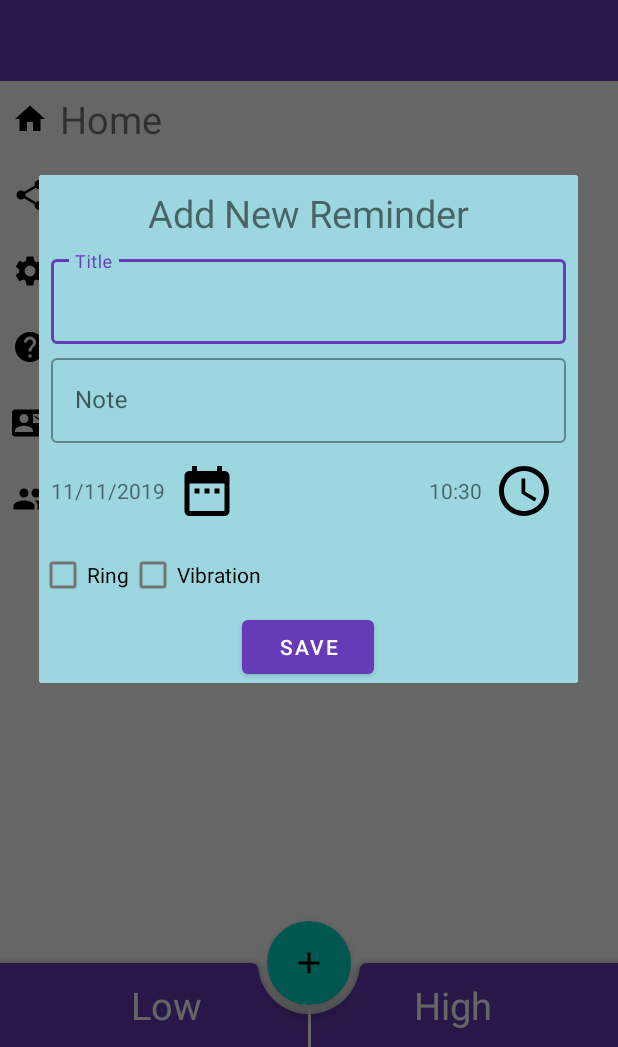
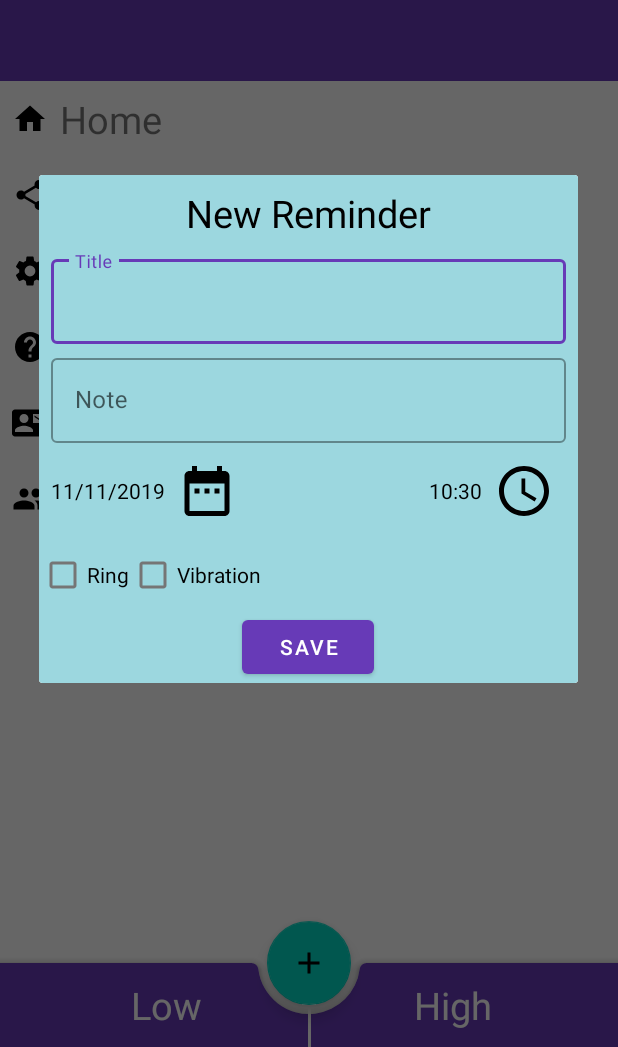
Before and after one commit to LowSpeeddevelopers/Todo, an Android app: the screen it shows after launch (ViewTodoActivity), after a tap on an icon or button, on a phone screen of 412 x 824 dp, the part 189-1236 px from its top. Run offline under Robolectric (Android 15) with nearby library versions, the phone set to English and light mode, and no system bars; libraries missing offline, so code that uses them is left out: com.chauthai.swipereveallayout, com.mxn.soul; plain views replace FlowingDrawer, FlowingMenuLayout; Roboto replaces fonts that are not available here; 1 statement that could not run was skipped.

Commit message:
Update and Add dialogue was edited, logo has updated in update alarm.

```diff
--- a/app/src/main/res/layout/activity_view_todo.xml
+++ b/app/src/main/res/layout/activity_view_todo.xml
@@ -28,12 +28,22 @@
                 android:layout_height="?attr/actionBarSize"
                 android:layout_gravity="top"
                 android:background="@color/colorPrimary">
-                <TextView
+
+                <LinearLayout
                     android:layout_width="match_parent"
                     android:layout_height="wrap_content"
-                    android:text="ToDo"
-                    android:textColor="@color/colorWhite"
-                    android:textSize="25sp"/>
+                    android:orientation="vertical">
+                    <TextView
+                        android:layout_width="wrap_content"
+                        android:layout_height="wrap_content"
+                        android:text="ToDo"
+                        android:layout_gravity="center"
+                        android:layout_marginEnd="30dp"
+                        android:textColor="@color/colorWhite"
+                        android:textSize="25sp"/>
+
+                </LinearLayout>
+
 
             </androidx.appcompat.widget.Toolbar>
 
--- a/app/src/main/res/layout/add_dialoguebox.xml
+++ b/app/src/main/res/layout/add_dialoguebox.xml
@@ -19,8 +19,9 @@
             android:layout_width="wrap_content"
             android:layout_height="wrap_content"
             android:layout_gravity="center"
-            android:text="Add New Reminder"
+            android:text="New Reminder"
             android:textSize="25sp"
+            android:textColor="#000"
             android:layout_margin="8dp"/>
 
 
@@ -67,46 +68,49 @@
             android:layout_width="match_parent"
             android:layout_height="wrap_content"
             android:layout_marginStart="8dp"
+            android:layout_marginEnd="8dp"
             android:layout_marginBottom="4dp"
-      android:layout_marginEnd="8dp"
             android:orientation="horizontal">
 
 
             <TextView
+                android:id="@+id/daetsetter"
                 android:layout_width="wrap_content"
                 android:layout_height="wrap_content"
-          android:layout_gravity="center"
-          android:id="@+id/daetsetter"/>
+                android:textColor="#000"
+                android:layout_gravity="center" />
 
 
             <ImageView
+                android:id="@+id/imgdate"
                 android:layout_width="40dp"
-      android:id="@+id/imgdate"
                 android:layout_height="40dp"
                 android:layout_margin="8dp"
-      android:src="@drawable/date"/>
+                android:src="@drawable/date" />
 
             <View
                 android:layout_width="0dp"
                 android:layout_height="0dp"
-          android:layout_weight="1"/>
+                android:layout_weight="1" />
 
 
             <TextView
+                android:id="@+id/timesetter"
                 android:layout_width="wrap_content"
-          android:layout_gravity="center"
                 android:layout_height="wrap_content"
-          android:id="@+id/timesetter"/>
+                android:textColor="#000"
+                android:layout_gravity="center" />
 
             <ImageView
+                android:id="@+id/imgtime"
                 android:layout_width="40dp"
                 android:layout_height="40dp"
-          android:id="@+id/imgtime"
                 android:layout_margin="8dp"
-          android:src="@drawable/time"/>
+                android:src="@drawable/time" />
 
 
         </LinearLayout>
+
         <LinearLayout
            android:layout_width="match_parent"
            android:layout_height="wrap_content"
@@ -115,11 +119,13 @@
             android:layout_width="wrap_content"
             android:layout_height="match_parent"
             android:id="@+id/ringid"
+            android:textColor="#000"
             android:text="Ring"/>
         <CheckBox
             android:layout_width="wrap_content"
             android:layout_height="match_parent"
             android:id="@+id/vibratid"
+            android:textColor="#000"
             android:text="Vibration"/>
        </LinearLayout>
 
```
Also changed, not shown: app/src/main/res/layout/update_dialoge_box.xml (+20 -9 lines). Lines whose indentation alone changed are shown as unchanged.
